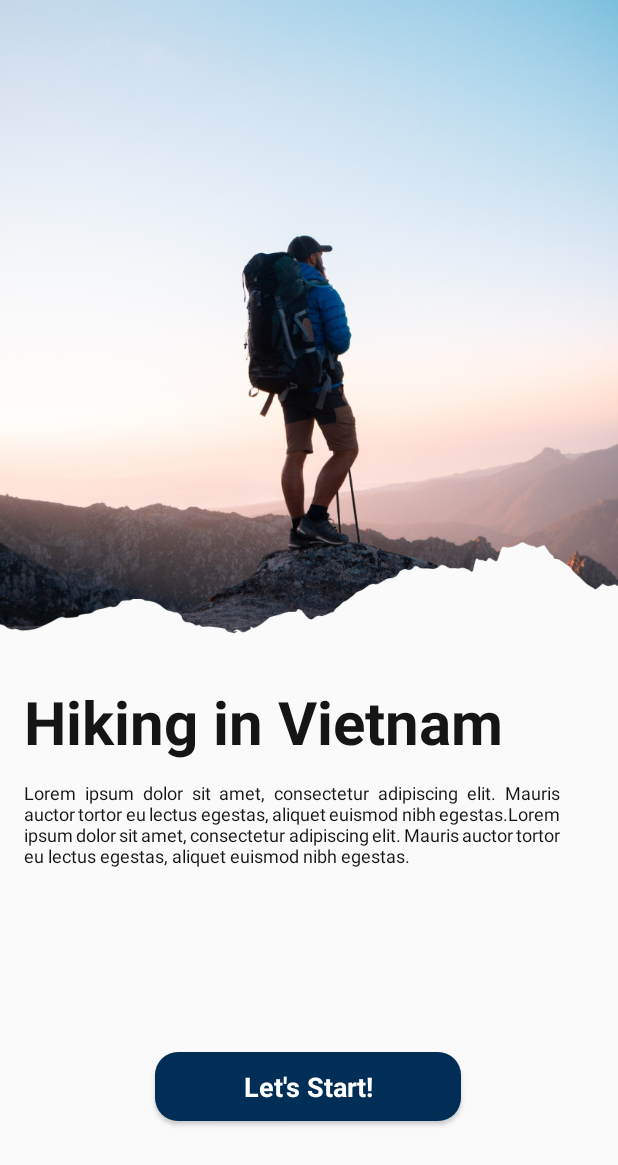
After one commit to williamtran-tech/m-hike, an Android app: the layout activity_intro.xml on its own in the app's theme, with its tools: preview values and no code run, on a phone screen of 412 x 824 dp. The commit adds this screen. Shown: the top 1165 px of the screen. Run offline under Robolectric (Android 15) with nearby library versions, the phone set to English and light mode, and no system bars.

Commit message:
Add Init Activity - Get associated Data

```diff
--- a/app/src/main/AndroidManifest.xml
+++ b/app/src/main/AndroidManifest.xml
@@ -13,8 +13,9 @@
         android:supportsRtl="true"
         android:theme="@style/Theme.MHike"
         tools:targetApi="31">
+
         <activity
-            android:name=".MainActivity"
+            android:name=".activities.IntroActivity"
             android:exported="true">
             <intent-filter>
                 <action android:name="android.intent.action.MAIN" />
@@ -22,6 +23,7 @@
                 <category android:name="android.intent.category.LAUNCHER" />
             </intent-filter>
         </activity>
+        <activity android:name=".MainActivity"></activity>
 
     </application>
 
--- a/app/src/main/java/com/example/m_hike/MainActivity.java
+++ b/app/src/main/java/com/example/m_hike/MainActivity.java
@@ -73,7 +73,7 @@ public class MainActivity extends AppCompatActivity {
         vibrator.vibrate(400);
 
         // Notify
-        Toast.makeText(this, "Person has been created with ID: " + personId, Toast.LENGTH_SHORT - 500).show();
+        Toast.makeText(this, "Hikes: " + dbHelper.getHikes(), Toast.LENGTH_SHORT - 500).show();
 
         // Clear fields
         nameTxt.setText("");
--- /dev/null
+++ b/app/src/main/res/drawable/background_btn.xml
@@ -0,0 +1,10 @@
+<?xml version="1.0" encoding="utf-8"?>
+<selector xmlns:android="http://schemas.android.com/apk/res/android">
+    <item>
+        <shape android:shape="rectangle">
+            <corners android:radius="10dp"/>
+            <solid android:color="@color/buttonColor"/>
+            <corners android:radius="15dp"/>
+        </shape>
+    </item>
+</selector>
--- /dev/null
+++ b/app/src/main/res/layout/activity_intro.xml
@@ -0,0 +1,63 @@
+<?xml version="1.0" encoding="utf-8"?>
+<androidx.constraintlayout.widget.ConstraintLayout xmlns:android="http://schemas.android.com/apk/res/android"
+    xmlns:app="http://schemas.android.com/apk/res-auto"
+    xmlns:tools="http://schemas.android.com/tools"
+    android:layout_width="match_parent"
+    android:layout_height="match_parent">
+
+    <ImageView
+        android:id="@+id/splashImg"
+        android:layout_width="424dp"
+        android:layout_height="434dp"
+        android:adjustViewBounds="false"
+        android:cropToPadding="false"
+        android:scaleType="centerCrop"
+        android:visibility="visible"
+        app:layout_constraintStart_toStartOf="parent"
+        app:layout_constraintTop_toTopOf="parent"
+        app:srcCompat="@drawable/splash"
+        tools:ignore="MissingConstraints" />
+
+    <TextView
+        android:id="@+id/titleTxt"
+        android:layout_width="wrap_content"
+        android:layout_height="wrap_content"
+        android:layout_marginStart="16dp"
+        android:layout_marginTop="20dp"
+        android:text="Hiking in Vietnam"
+        android:textColor="@color/black"
+        android:textSize="40dp"
+        android:textStyle="bold"
+        app:layout_constraintStart_toStartOf="parent"
+        app:layout_constraintTop_toBottomOf="@+id/splashImg" />
+
+    <TextView
+        android:id="@+id/describeTxt"
+        android:layout_width="357dp"
+        android:layout_height="60dp"
+        android:layout_marginTop="12dp"
+        android:justificationMode="inter_word"
+        android:text="Lorem ipsum dolor sit amet, consectetur adipiscing elit. Mauris auctor tortor eu lectus egestas, aliquet euismod nibh egestas.Lorem ipsum dolor sit amet, consectetur adipiscing elit. Mauris auctor tortor eu lectus egestas, aliquet euismod nibh egestas."
+        android:textColor="@color/black"
+        android:textSize="12sp"
+        app:layout_constraintStart_toStartOf="@+id/titleTxt"
+        app:layout_constraintTop_toBottomOf="@+id/titleTxt" />
+
+    <androidx.appcompat.widget.AppCompatButton
+        android:id="@+id/startBtn"
+        style="@android:style/Widget.Button"
+        android:layout_width="204dp"
+        android:layout_height="46dp"
+        android:layout_marginTop="68dp"
+        android:background="@drawable/background_btn"
+        android:text="Let's Start!"
+        android:textColor="@color/white"
+        android:textSize="18sp"
+        android:textStyle="bold"
+        app:layout_constraintBottom_toBottomOf="parent"
+        app:layout_constraintEnd_toEndOf="parent"
+        app:layout_constraintHorizontal_bias="0.497"
+        app:layout_constraintStart_toStartOf="parent"
+        app:layout_constraintTop_toBottomOf="@+id/describeTxt"
+        app:layout_constraintVertical_bias="0.41" />
+</androidx.constraintlayout.widget.ConstraintLayout>
--- a/app/src/main/res/values/colors.xml
+++ b/app/src/main/res/values/colors.xml
@@ -5,6 +5,7 @@
     <color name="purple_700">#FF3700B3</color>
     <color name="teal_200">#FF03DAC5</color>
     <color name="teal_700">#FF018786</color>
-    <color name="black">#FF000000</color>
+    <color name="black">#151515</color>
     <color name="white">#FFFFFFFF</color>
+    <color name="buttonColor">#FF002E57</color>
 </resources>
```
Also changed, not shown: app/src/main/java/com/example/m_hike/activities/IntroActivity.java (added, +38 -0 lines), app/src/main/res/anim/slide_in_left.xml (added, +8 -0 lines), app/src/main/res/anim/slide_in_right.xml (added, +8 -0 lines), app/src/main/res/anim/slide_out_left.xml (added, +8 -0 lines), app/src/main/res/anim/slide_out_right.xml (added, +8 -0 lines), app/src/main/res/drawable/splash.png (added).
